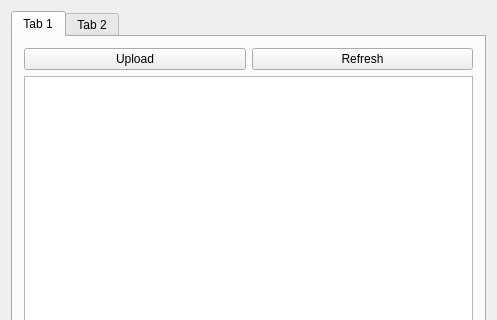
supertriodo/Arena-Tracker, file mainwindow.ui: the form before one commit; both pictures show x 0 to 497 and y 0 to 320 of the 497 by 460 pixel window.
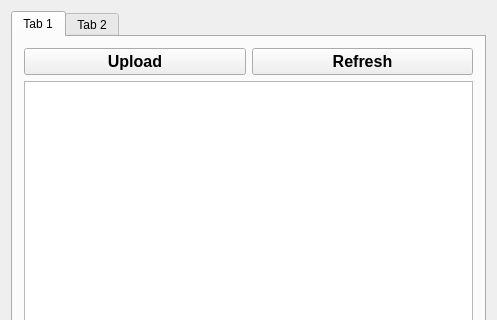
The form after the commit. The open tabs and pages were chosen to show the change. Icons and pictures are not drawn.

What changed in the file:
```diff
--- a/mainwindow.ui
+++ b/mainwindow.ui
@@ -29,6 +29,19 @@
          <layout class="QHBoxLayout" name="horizontalLayout">
           <item>
            <widget class="QPushButton" name="uploadButton">
+            <property name="sizePolicy">
+             <sizepolicy hsizetype="Minimum" vsizetype="Preferred">
+              <horstretch>0</horstretch>
+              <verstretch>0</verstretch>
+             </sizepolicy>
+            </property>
+            <property name="font">
+             <font>
+              <pointsize>12</pointsize>
+              <weight>75</weight>
+              <bold>true</bold>
+             </font>
+            </property>
             <property name="text">
              <string>Upload</string>
             </property>
@@ -36,10 +49,29 @@
              <iconset resource="arenatracker.qrc">
               <normaloff>:/Images/upload64.png</normaloff>:/Images/upload64.png</iconset>
             </property>
+            <property name="iconSize">
+             <size>
+              <width>32</width>
+              <height>32</height>
+             </size>
+            </property>
            </widget>
           </item>
           <item>
            <widget class="QPushButton" name="updateButton">
+            <property name="sizePolicy">
+             <sizepolicy hsizetype="Minimum" vsizetype="Preferred">
+              <horstretch>0</horstretch>
+              <verstretch>0</verstretch>
+             </sizepolicy>
+            </property>
+            <property name="font">
+             <font>
+              <pointsize>12</pointsize>
+              <weight>75</weight>
+              <bold>true</bold>
+             </font>
+            </property>
             <property name="text">
              <string>Refresh</string>
             </property>
@@ -47,14 +79,27 @@
              <iconset resource="arenatracker.qrc">
               <normaloff>:/Images/refresh64.png</normaloff>:/Images/refresh64.png</iconset>
             </property>
+            <property name="iconSize">
+             <size>
+              <width>32</width>
+              <height>32</height>
+             </size>
+            </property>
            </widget>
           </item>
          </layout>
         </item>
         <item>
          <widget class="QTreeWidget" name="treeWidget">
+          <property name="sizePolicy">
+           <sizepolicy hsizetype="Expanding" vsizetype="Expanding">
+            <horstretch>0</horstretch>
+            <verstretch>0</verstretch>
+           </sizepolicy>
+          </property>
           <property name="font">
            <font>
+            <family>Sans Serif</family>
             <pointsize>12</pointsize>
             <weight>75</weight>
             <bold>true</bold>
```
Left out of the diff: 6 changed lines with no effect on the pictures.
